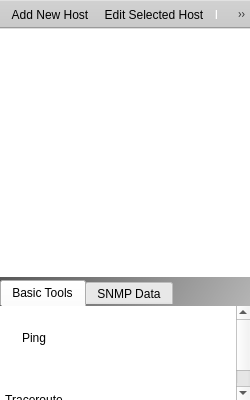
The window that mainwindow.ui (renatoferreirarenatoferreira/quickmon) describes before a commit, drawn with Qt 5.
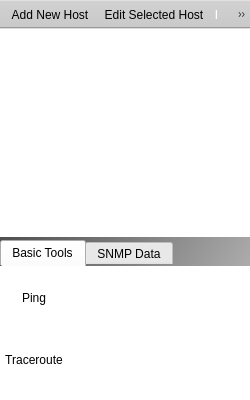
The same window after the commit. Icons and pictures are not drawn. Custom widgets are drawn as their Qt base class.

Commit message: Increased the tools tabs area.

Diff of the .ui file:
```diff
--- a/mainwindow.ui
+++ b/mainwindow.ui
@@ -84,7 +84,7 @@
       <property name="maximumSize">
        <size>
         <width>16777215</width>
-        <height>120</height>
+        <height>160</height>
        </size>
       </property>
       <property name="styleSheet">
```
